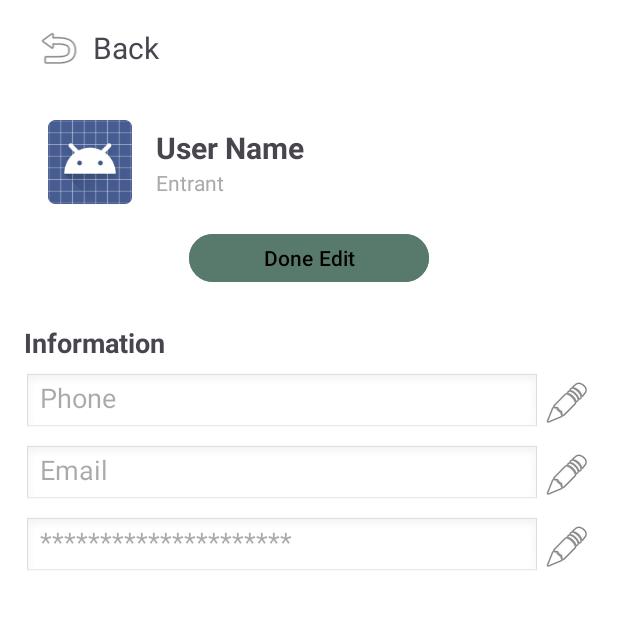
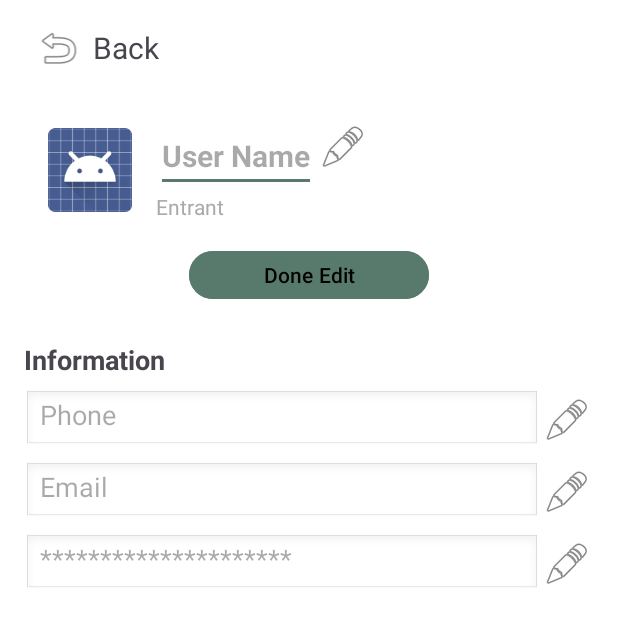
Before and after one commit to CMPUT301F25noodle/noodle-ramen, an Android app: the EditProfileActivity screen opened directly, with no data from a screen before it, on a phone screen of 412 x 824 dp. Shown: the top 626 px of the screen. Run offline under Robolectric (Android 15) with nearby library versions, the phone set to English and light mode, and no system bars; our stand-ins replace Firebase (no records; nobody signed in at launch, a user with empty details on screens opened directly); 1 statement that could not run was skipped.

Commit message:
fixed edit profile name

```diff
--- a/app/src/main/java/com/example/eventlottery/EditProfileActivity.java
+++ b/app/src/main/java/com/example/eventlottery/EditProfileActivity.java
@@ -1,5 +1,6 @@
 package com.example.eventlottery;
 
+import android.annotation.SuppressLint;
 import android.os.Bundle;
 import android.widget.Button;
 import android.widget.EditText;
@@ -40,15 +41,15 @@ public class EditProfileActivity extends AppCompatActivity {
     // Header bits (optional action)
 
     // Top summary
-    private TextView userNameText, userRoleText;
+    private TextView userRoleText;
     //back button
     private ImageView backButton;
 
     // Info fields
-    private EditText phoneEditText, emailEditText, passwordHintField;
+    private EditText userNameEditText, phoneEditText, emailEditText, passwordHintField;
 
     // Pencil buttons
-    private ImageButton phoneEditBtn, emailEditBtn,passwordEditBtn;
+    private ImageButton userNameBtn, phoneEditBtn, emailEditBtn,passwordEditBtn;
 
     // Done
     private Button doneButton;
@@ -70,13 +71,14 @@ public class EditProfileActivity extends AppCompatActivity {
 
         // Bind UI
         backButton = findViewById(R.id.backButton3);
-        userNameText      = findViewById(R.id.userNameText);
+        userNameEditText      = findViewById(R.id.userNameEditText);
         userRoleText      = findViewById(R.id.userRoleText);
 
         phoneEditText     = findViewById(R.id.phoneEditText);
         emailEditText     = findViewById(R.id.emailEditText);
         passwordHintField = findViewById(R.id.passwordHintField);
 
+        userNameBtn       = findViewById(R.id.userNameBtn);
         phoneEditBtn      = findViewById(R.id.phoneEditBtn);
         emailEditBtn      = findViewById(R.id.emailEditBtn);
         passwordEditBtn   = findViewById(R.id.passwordEditBtn);
@@ -89,6 +91,12 @@ public class EditProfileActivity extends AppCompatActivity {
         loadProfile();
 
         // Pencil toggles
+        userNameBtn.setOnClickListener(v -> {
+            userNameEditText.setEnabled(true);
+            userNameEditText.requestFocus();
+            userNameEditText.setSelection(userNameEditText.getText().length());
+        });
+
         phoneEditBtn.setOnClickListener(v -> {
             phoneEditText.setEnabled(true);
             phoneEditText.requestFocus();
@@ -135,13 +143,14 @@ public class EditProfileActivity extends AppCompatActivity {
                     String phone = doc.getString("phone");
                     String role  = doc.getString("role");
 
-                    userNameText.setText(name == null ? "User" : name);
+                    userNameEditText.setText(name == null ? "User" : name);
                     userRoleText.setText(role == null ? "" : role);
 
                     emailEditText.setText(email);
                     phoneEditText.setText(phone);
 
                     // Start in read-only; pencil enables each
+                    userNameEditText.setEnabled(false);
                     emailEditText.setEnabled(false);
                     phoneEditText.setEnabled(false);
                     passwordHintField.setEnabled(false);
@@ -157,11 +166,13 @@ public class EditProfileActivity extends AppCompatActivity {
     private void saveAndClose() {
         if (userId == null) return;
 
+        String newName = userNameEditText.getText().toString().trim();
         String newEmail = emailEditText.getText().toString().trim();
         String newPhone = phoneEditText.getText().toString().trim();
         String newPasswordHint = passwordHintField.getText().toString().trim();
 
         Map<String, Object> updates = new HashMap<>();
+        updates.put("name", newName);
         updates.put("email", newEmail);
         updates.put("phone", newPhone);
         updates.put("passwordHint", newPasswordHint);
--- a/app/src/main/java/com/example/eventlottery/ProfileActivity.java
+++ b/app/src/main/java/com/example/eventlottery/ProfileActivity.java
@@ -130,6 +130,7 @@ public class ProfileActivity extends AppCompatActivity {
      * Enable/disable input fields.
      */
     private void setEditable(boolean enabled) {
+        userNameText.setEnabled(enabled);
         emailEditText.setEnabled(enabled);
         phoneEditText.setEnabled(enabled);
         // password field stays disabled (hint only)
--- a/app/src/main/res/layout/activity_edit_profile.xml
+++ b/app/src/main/res/layout/activity_edit_profile.xml
@@ -1,5 +1,6 @@
 <?xml version="1.0" encoding="utf-8"?>
 <ScrollView xmlns:android="http://schemas.android.com/apk/res/android"
+    xmlns:app="http://schemas.android.com/apk/res-auto"
     android:layout_width="match_parent"
     android:layout_height="match_parent"
     android:background="@android:color/white">
@@ -70,6 +71,7 @@
                     android:src="@android:drawable/sym_def_app_icon"
                     android:contentDescription="Profile" />
 
+                <!-- Name Row -->
                 <LinearLayout
                     android:layout_width="0dp"
                     android:layout_height="wrap_content"
@@ -77,13 +79,30 @@
                     android:orientation="vertical"
                     android:layout_marginStart="16dp">
 
-                    <TextView
-                        android:id="@+id/userNameText"
-                        android:layout_width="wrap_content"
-                        android:layout_height="wrap_content"
-                        android:text="User Name"
-                        android:textSize="20sp"
-                        android:textStyle="bold" />
+                    <LinearLayout
+                        android:layout_width="match_parent"
+                        android:layout_height="match_parent"
+                        android:orientation="horizontal">
+
+                        <EditText
+                            android:id="@+id/userNameEditText"
+                            android:layout_width="wrap_content"
+                            android:layout_height="wrap_content"
+                            android:hint="User Name"
+                            android:textColor="@android:color/black"
+                            android:textSize="20sp"
+                            android:textStyle="bold" />
+
+                        <ImageButton
+                            android:id="@+id/userNameBtn"
+                            android:layout_width="36dp"
+                            android:layout_height="36dp"
+                            android:src="@android:drawable/ic_menu_edit"
+                            android:background="@android:color/transparent"
+                            android:contentDescription="Edit Name" />
+
+                    </LinearLayout>
+
 
                     <TextView
                         android:id="@+id/userRoleText"
--- a/app/src/main/res/layout/activity_profile.xml
+++ b/app/src/main/res/layout/activity_profile.xml
@@ -1,5 +1,6 @@
 <?xml version="1.0" encoding="utf-8"?>
 <ScrollView xmlns:android="http://schemas.android.com/apk/res/android"
+    xmlns:app="http://schemas.android.com/apk/res-auto"
     android:layout_width="match_parent"
     android:layout_height="match_parent"
     android:background="@android:color/white">
@@ -40,9 +41,9 @@
                     android:layout_width="wrap_content"
                     android:layout_height="wrap_content"
                     android:text="User Name"
+                    android:textColor="@android:color/black"
                     android:textSize="20sp"
-                    android:textStyle="bold"
-                    android:textColor="@android:color/black" />
+                    android:textStyle="bold" />
 
                 <TextView
                     android:id="@+id/userRoleText"
```
